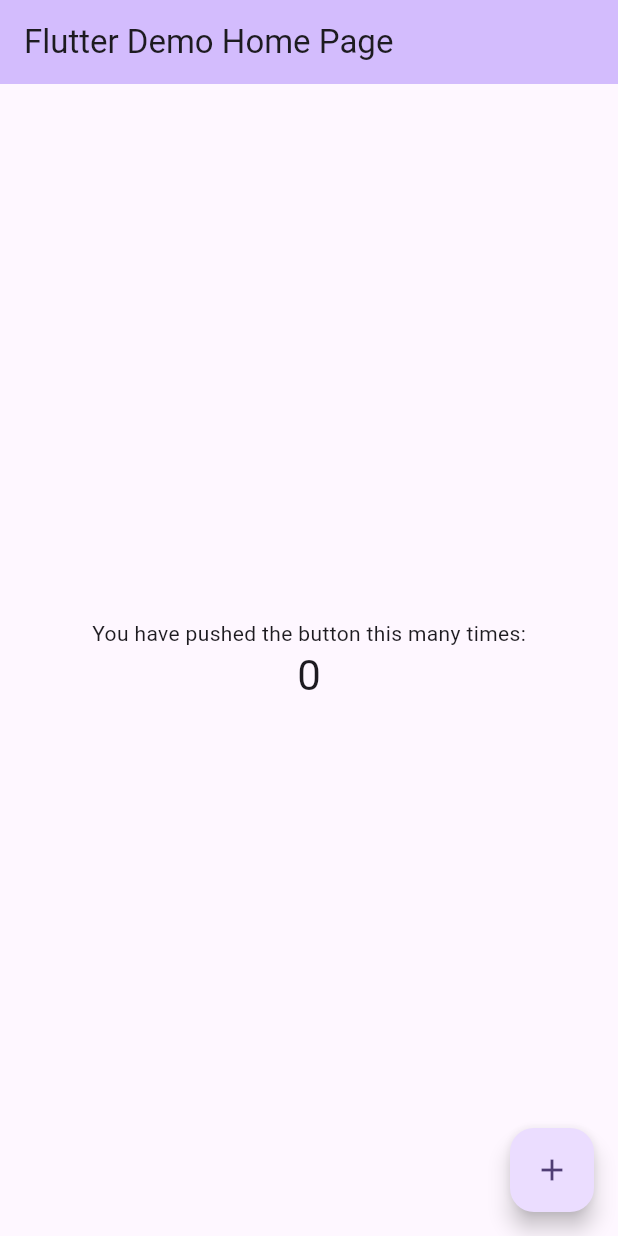
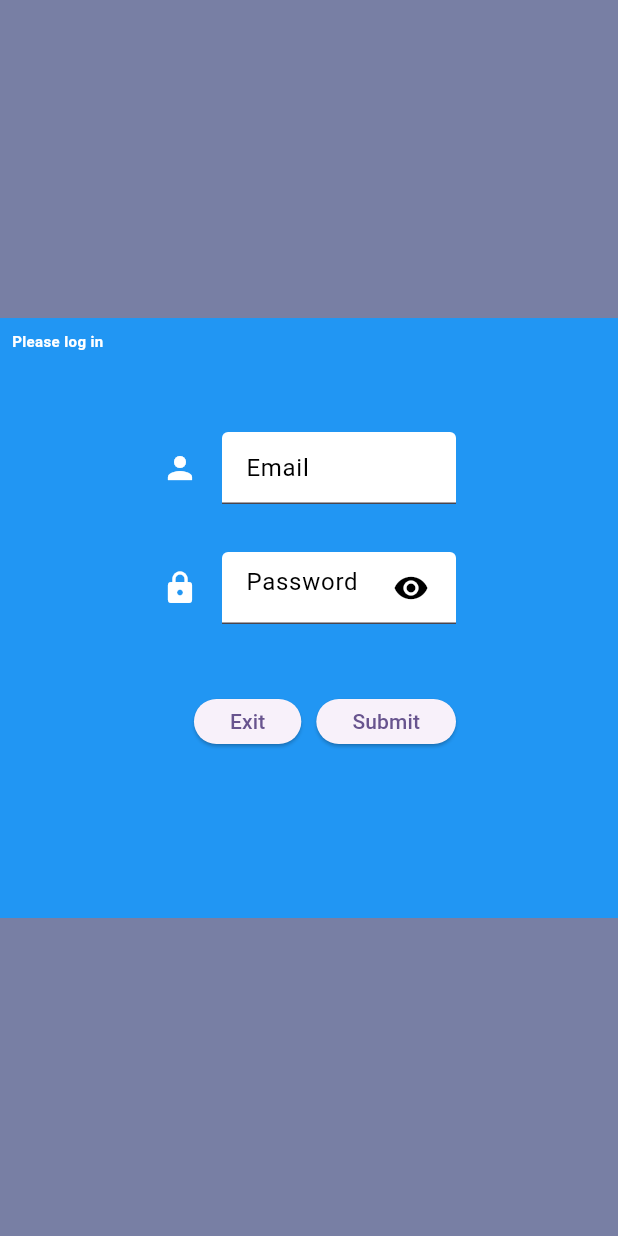
Before and after one commit to ashimaganja/ac32_HD-SC, a Flutter app: the screen it shows after launch, on a phone screen of 412 x 824 dp. Run offline on Flutter 3.47's test engine with Material 3 defaults, Android fonts, the phone set to English and light mode, and no system bars.

Commit message:
The log in page cloned

```diff
--- a/lib/main.dart
+++ b/lib/main.dart
@@ -1,4 +1,8 @@
+import 'dart:io';
+
+
 import 'package:flutter/material.dart';
+
 
 void main() {
   runApp(const MyApp());
@@ -13,21 +17,7 @@
     return MaterialApp(
       title: 'Flutter Demo',
       theme: ThemeData(
-        // This is the theme of your application.
-        //
-        // TRY THIS: Try running your application with "flutter run". You'll see
-        // the application has a purple toolbar. Then, without quitting the app,
-        // try changing the seedColor in the colorScheme below to Colors.green
-        // and then invoke "hot reload" (save your changes or press the "hot
-        // reload" button in a Flutter-supported IDE, or press "r" if you used
-        // the command line to start the app).
-        //
-        // Notice that the counter didn't reset back to zero; the application
-        // state is not lost during the reload. To reset the state, use hot
-        // restart instead.
-        //
-        // This works for code too, not just values: Most code changes can be
-        // tested with just a hot reload.
+
         colorScheme: ColorScheme.fromSeed(seedColor: Colors.deepPurple),
         useMaterial3: true,
       ),
@@ -39,14 +29,6 @@
 class MyHomePage extends StatefulWidget {
   const MyHomePage({super.key, required this.title});
 
-  // This widget is the home page of your application. It is stateful, meaning
-  // that it has a State object (defined below) that contains fields that affect
-  // how it looks.
-
-  // This class is the configuration for the state. It holds the values (in this
-  // case the title) provided by the parent (in this case the App widget) and
-  // used by the build method of the State. Fields in a Widget subclass are
-  // always marked "final".
 
   final String title;
 
@@ -55,71 +37,217 @@
 }
 
 class _MyHomePageState extends State<MyHomePage> {
-  int _counter = 0;
+  final _formKey = GlobalKey<FormState>(); //creating a key for a form
+  TextEditingController emailController = TextEditingController();
+  TextEditingController passwordController = TextEditingController();
 
-  void _incrementCounter() {
-    setState(() {
-      // This call to setState tells the Flutter framework that something has
-      // changed in this State, which causes it to rerun the build method below
-      // so that the display can reflect the updated values. If we changed
-      // _counter without calling setState(), then the build method would not be
-      // called again, and so nothing would appear to happen.
-      _counter++;
-    });
+   bool _isObscured = true;
+
+  @override
+  void initState(){
+    super.initState();
+    _isObscured = true;
   }
 
   @override
   Widget build(BuildContext context) {
-    // This method is rerun every time setState is called, for instance as done
-    // by the _incrementCounter method above.
-    //
-    // The Flutter framework has been optimized to make rerunning build methods
-    // fast, so that you can just rebuild anything that needs updating rather
-    // than having to individually change instances of widgets.
     return Scaffold(
-      appBar: AppBar(
-        // TRY THIS: Try changing the color here to a specific color (to
-        // Colors.amber, perhaps?) and trigger a hot reload to see the AppBar
-        // change color while the other colors stay the same.
-        backgroundColor: Theme.of(context).colorScheme.inversePrimary,
-        // Here we take the value from the MyHomePage object that was created by
-        // the App.build method, and use it to set our appbar title.
-        title: Text(widget.title),
-      ),
+      // appBar: AppBar(
+      //   backgroundColor: Colors.blue,
+      //
+      //   title: Text(widget.title),
+      // ),
+      backgroundColor:  const Color.fromARGB(150, 26, 37, 101),
       body: Center(
-        // Center is a layout widget. It takes a single child and positions it
-        // in the middle of the parent.
+
         child: Column(
-          // Column is also a layout widget. It takes a list of children and
-          // arranges them vertically. By default, it sizes itself to fit its
-          // children horizontally, and tries to be as tall as its parent.
-          //
-          // Column has various properties to control how it sizes itself and
-          // how it positions its children. Here we use mainAxisAlignment to
-          // center the children vertically; the main axis here is the vertical
-          // axis because Columns are vertical (the cross axis would be
-          // horizontal).
-          //
-          // TRY THIS: Invoke "debug painting" (choose the "Toggle Debug Paint"
-          // action in the IDE, or press "p" in the console), to see the
-          // wireframe for each widget.
+
           mainAxisAlignment: MainAxisAlignment.center,
           children: <Widget>[
-            const Text(
-              'You have pushed the button this many times:',
-            ),
-            Text(
-              '$_counter',
-              style: Theme.of(context).textTheme.headlineMedium,
-            ),
+            Stack(
+              children: [
+                Container(
+                  height: 400,
+                  width: 600,
+                  color: Colors.blue,
+                  child:Form(
+                    key: _formKey,
+                    child: Padding(
+                      padding: const EdgeInsets.symmetric(horizontal: 100, vertical:60),
+                      child: Column(
+                        crossAxisAlignment: CrossAxisAlignment.center,
+                        children: [
+                          Padding(
+                            padding:
+                            const EdgeInsets.symmetric(horizontal: 8, vertical: 16),
+                            child: TextFormField(
+                              controller: emailController,
+                              decoration: const InputDecoration(
+                                  hintText: "Email",
+                                hintStyle: const TextStyle(
+                                  color: Colors.black, // Change to your desired color
+                                  fontSize: 16, // Optional: Adjust font size
+                                ),
+
+                                  icon:  Icon(Icons.person, color: Colors.white,),
+                              fillColor: Colors.white,
+                              filled: true,
+
+                              ),
+
+                              validator: (value){
+                                if(value == null || value.isEmpty){
+                                  return 'Please enter your email';
+                                }
+                                return null;
+                              },
+                            ),
+
+                          ),
+                          Padding(padding:
+                          const EdgeInsets.symmetric(horizontal: 8, vertical: 16),
+                            child: TextFormField(
+                              controller: passwordController,
+                              obscureText: _isObscured,
+                              decoration: InputDecoration(
+                                suffixIcon: IconButton(
+                                  padding: const EdgeInsetsDirectional.only(end: 12.0),
+                                  icon: _isObscured ? const Icon(Icons.visibility, color: Colors.black,) : const Icon(Icons.visibility_off, color: Colors.black,),
+                                  onPressed: (){
+                                    setState(() {
+                                      _isObscured =! _isObscured;
+                                    });
+                                  },),
+                                hintText: "Password",
+                                hintStyle: const TextStyle(
+                                  color: Colors.black, // Change to your desired color
+                                  fontSize: 16, // Optional: Adjust font size
+                                ),
+
+                                icon: const Icon(Icons.lock,color: Colors.white,),
+                                fillColor: Colors.white,
+                                filled: true,
+                              ),
+                              validator: (value){
+                                if(value == null || value.isEmpty){
+                                  return 'Please enter your password';
+                                }
+                                else{
+                                  return null;
+                                }
+                              },
+
+                            ),),
+
+                          Padding(padding:
+                          const EdgeInsets.symmetric(horizontal: 8, vertical: 25),
+                            child: Center(
+                              child: Row(
+                                mainAxisAlignment: MainAxisAlignment.end,
+
+                                children:<Widget> [
+                               ElevatedButton(
+                                 style: ElevatedButton.styleFrom(
+                                   minimumSize: const Size(15, 30),
+                                   // width: 100, height: 40
+                                 ),
+                                      onPressed: (){
+                                        exit(0);
+                                      },
+                                      child: const Align(
+                                        alignment: Alignment.center,  // This ensures the text is centered
+                                        child: Text('Exit'),
+                                      ),
+                                    ),
+                                 const SizedBox(
+                                   width: 10,
+                                 ),
+                                  ElevatedButton(
+                                    style: ElevatedButton.styleFrom(
+                                      minimumSize: const Size(15, 30),
+                                      // width: 100, height: 40
+                                    ),
+                                      onPressed: (){
+                                        if(_formKey.currentState!.validate()){
+                                          //Navigate the user to the home page
+
+                                          // if(emailController.text == "gmail" && passwordController.text == "catandmouse"){
+                                          //   Navigator.push(context,
+                                          //     MaterialPageRoute(builder:
+                                          //         (context) => HomePage(email:emailController.text,)
+                                          //     ),);
+                                          //
+                                          // } else{
+                                          //   ScaffoldMessenger.of(context).showSnackBar(
+                                          //       const SnackBar(content: Text('Invalid Credential'))
+                                          //   );
+                                          // }
+
+                                        }else{
+                                          ScaffoldMessenger.of(context).showSnackBar(
+                                              const SnackBar(content: Text('Please fill input'))
+                                          );
+                                        }
+                                      },
+                                      child: const Align(
+                                    alignment: Alignment.center,  // This ensures the text is centered
+                                    child: Text('Submit'),
+                                  ),
+                                    ),
+
+                                ],
+                              ),
+
+                                // child:ElevatedButton(
+                                //   onPressed: (){
+                                //     if(_formKey.currentState!.validate()){
+                                //       //Navigate the user to the home page
+                                //
+                                //       // if(emailController.text == "gmail" && passwordController.text == "catandmouse"){
+                                //       //   Navigator.push(context,
+                                //       //     MaterialPageRoute(builder:
+                                //       //         (context) => HomePage(email:emailController.text,)
+                                //       //     ),);
+                                //       //
+                                //       // } else{
+                                //       //   ScaffoldMessenger.of(context).showSnackBar(
+                                //       //       const SnackBar(content: Text('Invalid Credential'))
+                                //       //   );
+                                //       // }
+                                //
+                                //     }else{
+                                //       ScaffoldMessenger.of(context).showSnackBar(
+                                //           const SnackBar(content: Text('Please fill input'))
+                                //       );
+                                //     }
+                                //   },
+                                //   child: const Text('Submit'),
+                                // )
+
+                            ),)
+
+                        ],
+                      ),
+                    ),
+                  )
+                  ,
+                ),
+                const Positioned(
+                  top: 8,
+                  left: 8,
+                  child: Text(
+                    'Please log in',
+                    style: TextStyle(fontSize: 10, fontWeight: FontWeight.bold, color: Colors.white),
+                  ),
+                ),
+              ],
+            )
+
+
           ],
         ),
       ),
-      floatingActionButton: FloatingActionButton(
-        onPressed: _incrementCounter,
-        tooltip: 'Increment',
-        child: const Icon(Icons.add),
-      ), // This trailing comma makes auto-formatting nicer for build methods.
+
     );
   }
 }
```
Also changed, not shown: 1 other file.
